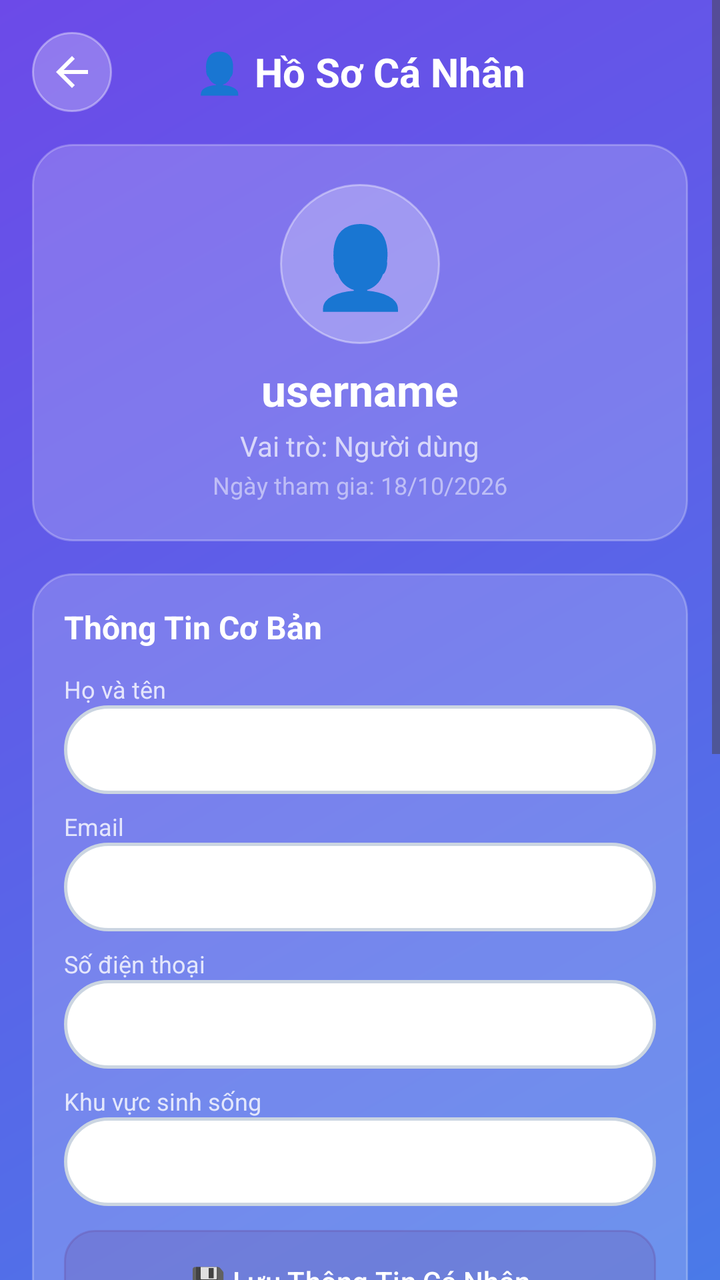
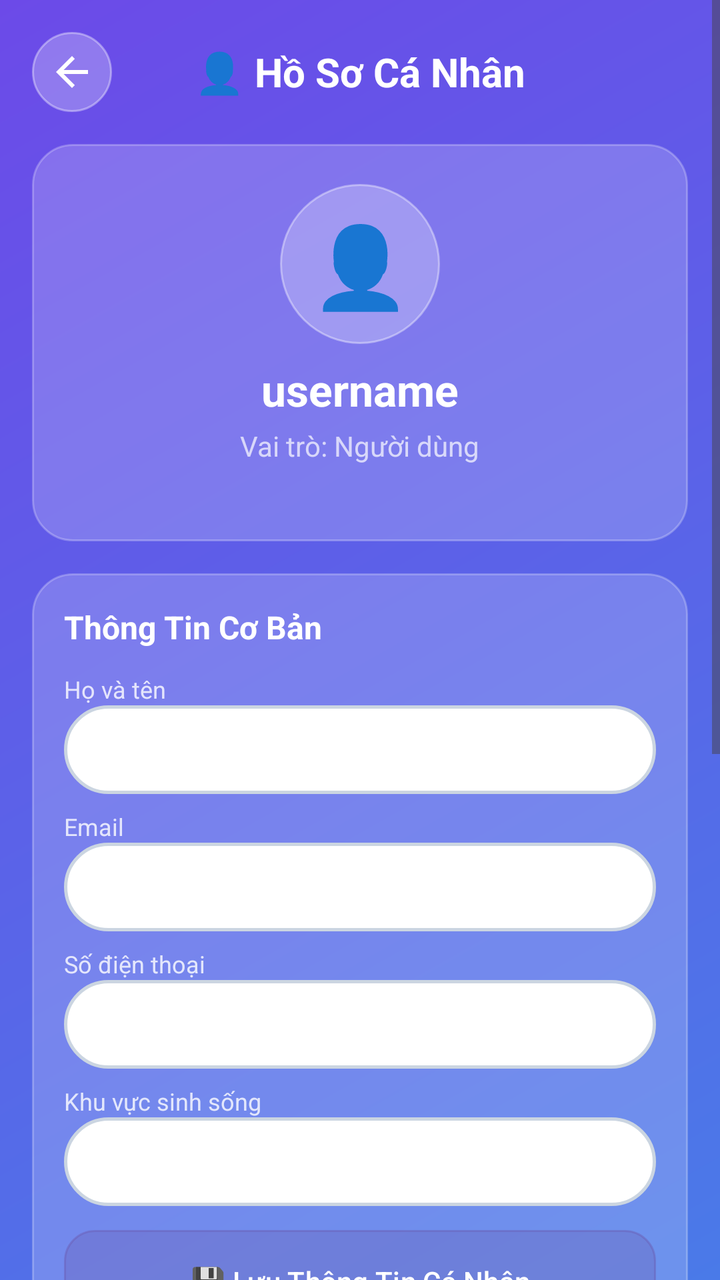

Before-and-after screenshots of an Android layout around one commit, followed by the original layout XML and the change that was made.
<!-- AndroidManifest.xml: application theme Theme.DuBaoThoiTiet -->
<!-- res/layout/activity_user_profile.xml -->
<?xml version="1.0" encoding="utf-8"?>
<ScrollView xmlns:android="http://schemas.android.com/apk/res/android"
    xmlns:app="http://schemas.android.com/apk/res-auto"
    android:layout_width="match_parent"
    android:layout_height="match_parent"
    android:background="@drawable/gradient_background"
    android:fillViewport="true"
    android:fitsSystemWindows="true">

    <LinearLayout
        android:layout_width="match_parent"
        android:layout_height="wrap_content"
        android:orientation="vertical"
        android:padding="16dp">

        
        <LinearLayout
            android:layout_width="match_parent"
            android:layout_height="wrap_content"
            android:orientation="horizontal"
            android:gravity="center_vertical"
            android:layout_marginBottom="16dp">

            <ImageButton
                android:id="@+id/btnBackProfile"
                android:layout_width="40dp"
                android:layout_height="40dp"
                android:src="@drawable/ic_back"
                android:background="@drawable/button_circle"
                android:contentDescription="Quay lại"
                app:tint="@android:color/white" />

            <TextView
                android:id="@+id/tvProfileHeaderTitle"
                android:layout_width="0dp"
                android:layout_height="wrap_content"
                android:layout_weight="1"
                android:text="👤 Hồ Sơ Cá Nhân"
                android:textColor="@android:color/white"
                android:textSize="20sp"
                android:textStyle="bold"
                android:gravity="center"
                android:layout_marginEnd="40dp"/>
        </LinearLayout>

        
        <LinearLayout
            android:layout_width="match_parent"
            android:layout_height="wrap_content"
            android:orientation="vertical"
            android:gravity="center"
            android:background="@drawable/card_background"
            android:padding="20dp"
            android:layout_marginBottom="16dp">

            <TextView
                android:layout_width="80dp"
                android:layout_height="80dp"
                android:background="@drawable/button_circle"
                android:text="👤"
                android:textSize="40sp"
                android:gravity="center"/>

            <TextView
                android:id="@+id/tvProfileUsername"
                android:layout_width="wrap_content"
                android:layout_height="wrap_content"
                android:text="username"
                android:textColor="@android:color/white"
                android:textSize="22sp"
                android:textStyle="bold"
                android:layout_marginTop="8dp"/>

            <TextView
                android:id="@+id/tvProfileRole"
                android:layout_width="wrap_content"
                android:layout_height="wrap_content"
                android:text="Vai trò: Người dùng"
                android:textColor="#B3FFFFFF"
                android:textSize="14sp"
                android:layout_marginTop="4dp"/>

            <TextView
                android:id="@+id/tvProfileCreatedAt"
                android:layout_width="wrap_content"
                android:layout_height="wrap_content"
                android:text="Ngày tham gia: 18/10/2026"
                android:textColor="#80FFFFFF"
                android:textSize="12sp"
                android:layout_marginTop="2dp"/>
        </LinearLayout>

        
        <LinearLayout
            android:layout_width="match_parent"
            android:layout_height="wrap_content"
            android:orientation="vertical"
            android:background="@drawable/card_background"
            android:padding="16dp"
            android:layout_marginBottom="16dp">

            <TextView
                android:id="@+id/tvProfileBasicInfoTitle"
                android:layout_width="wrap_content"
                android:layout_height="wrap_content"
                android:text="Thông Tin Cơ Bản"
                android:textColor="@android:color/white"
                android:textSize="16sp"
                android:textStyle="bold"
                android:layout_marginBottom="12dp"/>

            
            <TextView
                android:id="@+id/tvLabelFullName"
                android:layout_width="wrap_content"
                android:layout_height="wrap_content"
                android:text="Họ và tên"
                android:textColor="#CCFFFFFF"
                android:textSize="12sp"/>

            <EditText
                android:id="@+id/etProfileFullName"
                android:layout_width="match_parent"
                android:layout_height="wrap_content"
                android:textColor="@color/searchBoxText"
                android:textColorHint="@color/searchBoxHint"
                android:background="@drawable/search_background"
                android:padding="10dp"
                android:inputType="textPersonName"
                android:layout_marginBottom="8dp"/>

            
            <TextView
                android:id="@+id/tvLabelEmail"
                android:layout_width="wrap_content"
                android:layout_height="wrap_content"
                android:text="Email"
                android:textColor="#CCFFFFFF"
                android:textSize="12sp"/>

            <EditText
                android:id="@+id/etProfileEmail"
                android:layout_width="match_parent"
                android:layout_height="wrap_content"
                android:textColor="@color/searchBoxText"
                android:textColorHint="@color/searchBoxHint"
                android:background="@drawable/search_background"
                android:padding="10dp"
                android:inputType="textEmailAddress"
                android:layout_marginBottom="8dp"/>

            
            <TextView
                android:id="@+id/tvLabelPhone"
                android:layout_width="wrap_content"
                android:layout_height="wrap_content"
                android:text="Số điện thoại"
                android:textColor="#CCFFFFFF"
                android:textSize="12sp"/>

            <EditText
                android:id="@+id/etProfilePhone"
                android:layout_width="match_parent"
                android:layout_height="wrap_content"
                android:textColor="@color/searchBoxText"
                android:textColorHint="@color/searchBoxHint"
                android:background="@drawable/search_background"
                android:padding="10dp"
                android:inputType="phone"
                android:layout_marginBottom="8dp"/>

            
            <TextView
                android:id="@+id/tvLabelLocation"
                android:layout_width="wrap_content"
                android:layout_height="wrap_content"
                android:text="Khu vực sinh sống"
                android:textColor="#CCFFFFFF"
                android:textSize="12sp"/>

            <EditText
                android:id="@+id/etProfileLocation"
                android:layout_width="match_parent"
                android:layout_height="wrap_content"
                android:textColor="@color/searchBoxText"
                android:textColorHint="@color/searchBoxHint"
                android:background="@drawable/search_background"
                android:padding="10dp"
                android:inputType="text"
                android:layout_marginBottom="12dp"/>

            <Button
                android:id="@+id/btnSaveProfile"
                android:layout_width="match_parent"
                android:layout_height="wrap_content"
                android:text="💾 Lưu Thông Tin Cá Nhân"
                android:textColor="@android:color/white"
                android:background="@drawable/button_normal"
                android:padding="12dp"/>
        </LinearLayout>

        
        <LinearLayout
            android:layout_width="match_parent"
            android:layout_height="wrap_content"
            android:orientation="vertical"
            android:background="@drawable/card_background"
            android:padding="16dp"
            android:layout_marginBottom="16dp">

            <TextView
                android:id="@+id/tvProfileChangePassTitle"
                android:layout_width="wrap_content"
                android:layout_height="wrap_content"
                android:text="🔐 Đổi Mật Khẩu"
                android:textColor="@android:color/white"
                android:textSize="16sp"
                android:textStyle="bold"
                android:layout_marginBottom="12dp"/>

            <EditText
                android:id="@+id/etOldPassword"
                android:layout_width="match_parent"
                android:layout_height="wrap_content"
                android:hint="Mật khẩu hiện tại"
                android:textColorHint="@color/searchBoxHint"
                android:textColor="@color/searchBoxText"
                android:background="@drawable/search_background"
                android:padding="10dp"
                android:inputType="textPassword"
                android:layout_marginBottom="8dp"/>

            <EditText
                android:id="@+id/etNewPassword"
                android:layout_width="match_parent"
                android:layout_height="wrap_content"
                android:hint="Mật khẩu mới (tối thiểu 6 ký tự)"
                android:textColorHint="@color/searchBoxHint"
                android:textColor="@color/searchBoxText"
                android:background="@drawable/search_background"
                android:padding="10dp"
                android:inputType="textPassword"
                android:layout_marginBottom="8dp"/>

            <EditText
                android:id="@+id/etConfirmNewPassword"
                android:layout_width="match_parent"
                android:layout_height="wrap_content"
                android:hint="Xác nhận mật khẩu mới"
                android:textColorHint="@color/searchBoxHint"
                android:textColor="@color/searchBoxText"
                android:background="@drawable/search_background"
                android:padding="10dp"
                android:inputType="textPassword"
                android:layout_marginBottom="12dp"/>

            <Button
                android:id="@+id/btnChangePassword"
                android:layout_width="match_parent"
                android:layout_height="wrap_content"
                android:text="🔑 Cập Nhật Mật Khẩu"
                android:textColor="@android:color/white"
                android:background="@drawable/button_normal"
                android:padding="12dp"/>
        </LinearLayout>

        
        <Button
            android:id="@+id/btnLogoutProfile"
            android:layout_width="match_parent"
            android:layout_height="wrap_content"
            android:text="🚪 Đăng Xuất Khỏi Tài Khoản"
            android:textColor="#FF4D4D"
            android:textStyle="bold"
            android:background="@drawable/button_selected"
            android:padding="14dp"
            android:layout_marginBottom="24dp"/>

    </LinearLayout>
</ScrollView>
<!-- resources referenced by this layout -->
<resources>
  <color name="searchBoxHint">#64748B</color>
  <color name="searchBoxText">#000000</color>
  <!-- drawable button_circle (drawable) -->
  <?xml version="1.0" encoding="utf-8"?>
  <shape xmlns:android="http://schemas.android.com/apk/res/android"
      android:shape="oval">
      <solid android:color="#40FFFFFF"/>
      <stroke
          android:width="1dp"
          android:color="#60FFFFFF"/>
  </shape>
  <!-- drawable button_normal (drawable) -->
  <?xml version="1.0" encoding="utf-8"?>
  <shape xmlns:android="http://schemas.android.com/apk/res/android"
      android:shape="rectangle">
      <solid android:color="#40FFFFFF"/>
      <corners android:radius="15dp"/>
      <stroke
          android:width="1dp"
          android:color="#60FFFFFF"/>
  </shape>
  <!-- drawable button_selected (drawable) -->
  <?xml version="1.0" encoding="utf-8"?>
  <shape xmlns:android="http://schemas.android.com/apk/res/android"
      android:shape="rectangle">
      <solid android:color="#60FFFFFF"/>
      <corners android:radius="15dp"/>
      <stroke
          android:width="2dp"
          android:color="#FFFFFF"/>
  </shape>
  <!-- drawable card_background (drawable) -->
  <?xml version="1.0" encoding="utf-8"?>
  <shape xmlns:android="http://schemas.android.com/apk/res/android"
      android:shape="rectangle">
      <solid android:color="#30FFFFFF"/>
      <corners android:radius="20dp"/>
      <stroke
          android:width="1dp"
          android:color="#40FFFFFF"/>
  </shape>
  <!-- drawable gradient_background (drawable) -->
  <?xml version="1.0" encoding="utf-8"?>
  <shape xmlns:android="http://schemas.android.com/apk/res/android">
      <gradient
          android:angle="135"
          android:startColor="@color/gradientStart"
          android:endColor="@color/gradientEnd"
          android:type="linear"/>
  </shape>
  <!-- drawable ic_back (drawable) -->
  <?xml version="1.0" encoding="utf-8"?>
  <vector xmlns:android="http://schemas.android.com/apk/res/android"
      android:width="24dp"
      android:height="24dp"
      android:viewportWidth="24"
      android:viewportHeight="24">
      <path
          android:fillColor="@android:color/white"
          android:pathData="M20,11H7.83l5.59,-5.59L12,4l-8,8 8,8 1.41,-1.41L7.83,13H20v-2z"/>
  </vector>
  <!-- drawable search_background (drawable) -->
  <?xml version="1.0" encoding="utf-8"?>
  <shape xmlns:android="http://schemas.android.com/apk/res/android"
      android:shape="rectangle">
      <solid android:color="@color/searchBoxBg"/>
      <corners android:radius="24dp"/>
      <stroke
          android:width="1.5dp"
          android:color="@color/searchBoxBorder"/>
  </shape>
  <style name="Theme.DuBaoThoiTiet" parent="Base.Theme.DuBaoThoiTiet" />
  <color name="gradientStart">#4A7AE8</color>
  <color name="gradientEnd">#6C4AE8</color>
  <color name="searchBoxBg">#FFFFFF</color>
  <color name="searchBoxBorder">#CBD5E1</color>
  <style name="Base.Theme.DuBaoThoiTiet" parent="Theme.Material3.DayNight.NoActionBar">
          <item name="android:fitsSystemWindows">true</item>
      </style>
</resources>

<!-- the commit's change to res/layout/activity_user_profile.xml (unified diff, before → after) -->
@@ -84,7 +84,7 @@
                 android:id="@+id/tvProfileCreatedAt"
                 android:layout_width="wrap_content"
                 android:layout_height="wrap_content"
-                android:text="Ngày tham gia: 18/10/2026"
+                android:text=""
                 android:textColor="#80FFFFFF"
                 android:textSize="12sp"
                 android:layout_marginTop="2dp"/>
